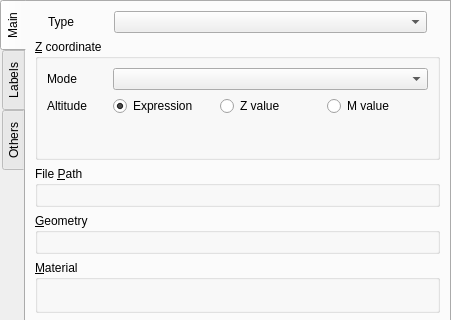
minorua/Qgis2threejs, file gui/ui/vectorproperties.ui: the form before one commit; both pictures show x 0 to 451 and y 0 to 320 of the 451 by 581 pixel window.
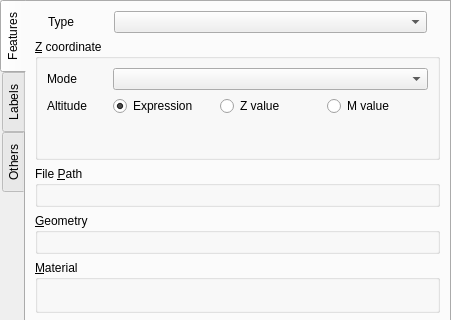
The form after the commit. Custom widgets are drawn as their Qt base class.

Commit message: rename main tab to features on vector properties page

What changed in the file:
```diff
--- a/gui/ui/vectorproperties.ui
+++ b/gui/ui/vectorproperties.ui
@@ -36,7 +36,7 @@
      </property>
      <widget class="QWidget" name="tab">
       <attribute name="title">
-       <string>Main</string>
+       <string>Features</string>
       </attribute>
       <layout class="QVBoxLayout" name="verticalLayout">
        <item>
```
The commit also changes 1 other file.
